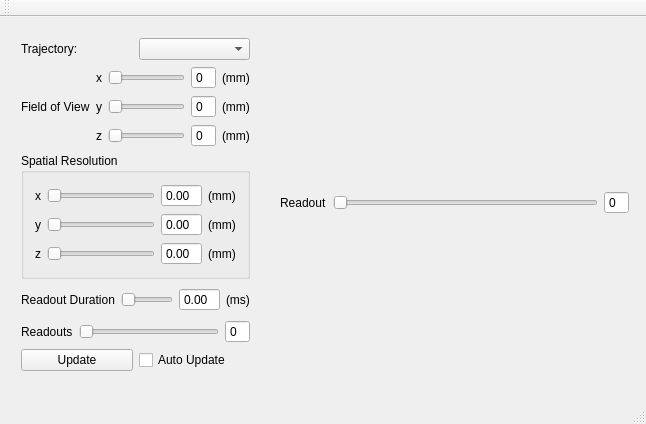
Before: the Qt Designer form trajectorydesigner/mainwindow.ui in nio1814/MRItrajectory, drawn with Qt 5.
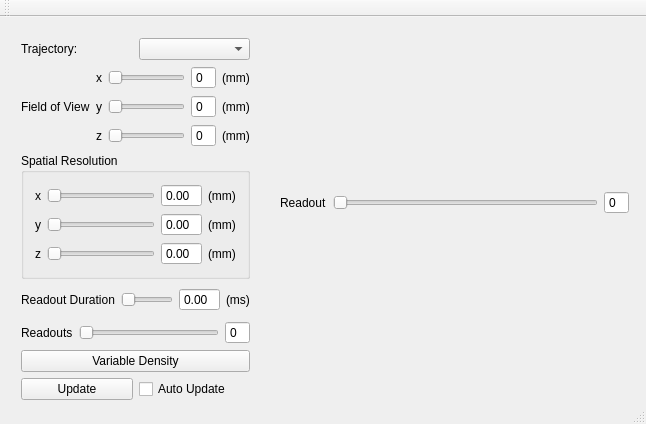
After: the same form once the commit is applied.

Commit message: began variable density plot

Diff of the .ui file:
```diff
--- a/trajectorydesigner/mainwindow.ui
+++ b/trajectorydesigner/mainwindow.ui
@@ -20,7 +20,7 @@
       <x>10</x>
       <y>10</y>
       <width>251</width>
-      <height>355</height>
+      <height>384</height>
      </rect>
     </property>
     <layout class="QVBoxLayout" name="verticalLayout">
@@ -311,6 +311,16 @@
        </item>
       </layout>
      </item>
+     <item>
+      <widget class="QPushButton" name="variableDensityPushButton">
+       <property name="text">
+        <string>Variable Density</string>
+       </property>
+       <property name="checkable">
+        <bool>true</bool>
+       </property>
+      </widget>
+     </item>
      <item>
       <layout class="QHBoxLayout" name="horizontalLayout_8">
        <item>
```
The commit also changes 8 other files.
